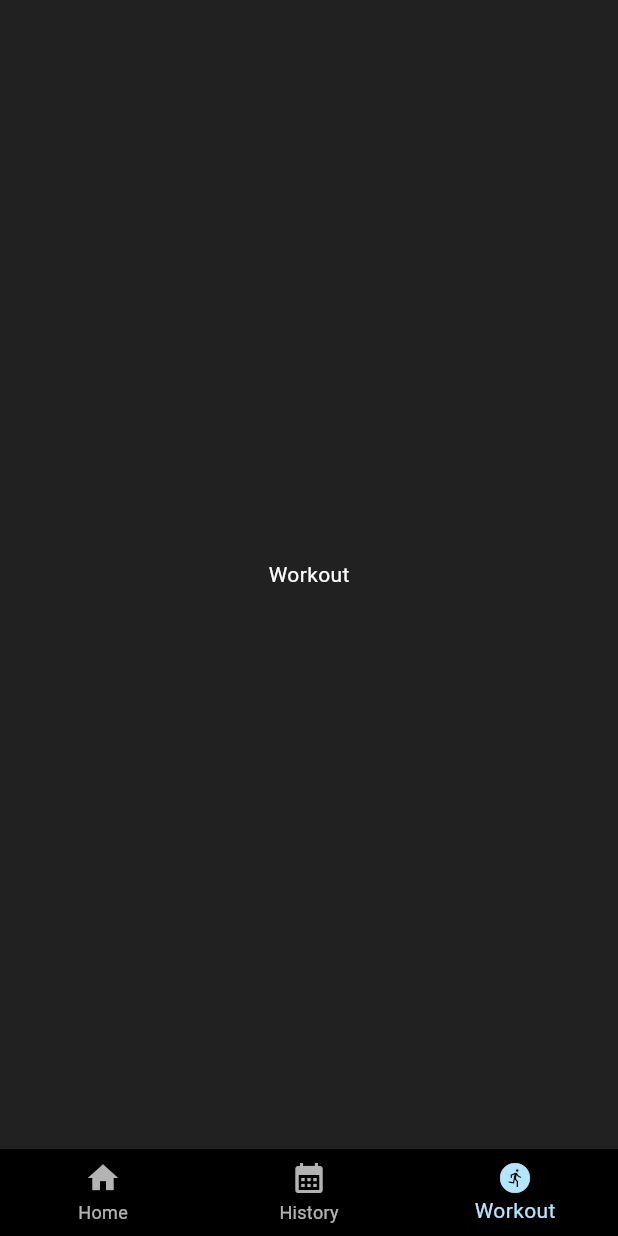
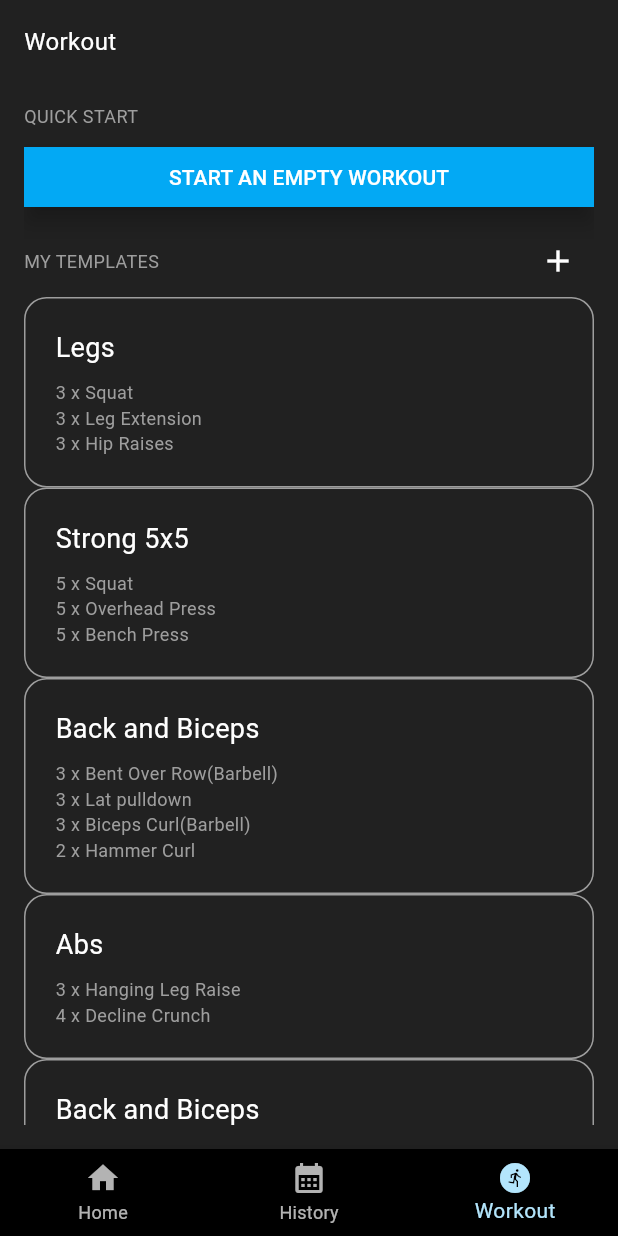
Before and after one commit to Rad-Paul/Workout_Tracker_App, a Flutter app: the screen it shows after launch, item 3 of the bottom bar chosen, on a phone screen of 412 x 824 dp. Run offline on Flutter 3.47's test engine with Material 3 defaults, Android fonts, the phone set to English and light mode, and no system bars; missing offline and left inert: dart:ffi.

Commit message:
Added workout template functionality

```diff
--- a/lib/main.dart
+++ b/lib/main.dart
@@ -1,10 +1,17 @@
 import 'package:flutter/material.dart';
+import 'package:provider/provider.dart';
+import 'package:workout_tracker_app/req/templateTracker.dart';
 import './pages/userHome.dart';
 import './pages/userHistory.dart';
 import './pages/workout.dart';
 
+
 void main() {
-  runApp(const MyApp());
+  runApp(
+    ChangeNotifierProvider(create: (context) => Templatetracker(),
+    child: const MyApp()
+    ),
+  );
 }
 
 class MyApp extends StatelessWidget {
@@ -43,6 +50,7 @@
   State<UserPage> createState() => _UserPageState();
 }
 class _UserPageState extends State<UserPage> {
+  final String title = 'Test';
   int _selectedIndex = 0;
 
   void updateLocation(int index){
@@ -54,7 +62,7 @@
   List<Widget> pages = [
     UserHome(),
     UserHistory(),
-    Workout()
+    Workout(),
   ];
 
   @override
--- a/lib/pages/userHistory.dart
+++ b/lib/pages/userHistory.dart
@@ -1,12 +1,33 @@
 import 'package:flutter/material.dart';
+import 'package:workout_tracker_app/req/workoutTracker.dart';
 
-class UserHistory extends StatelessWidget{
+class UserHistory extends StatefulWidget{
+  final String title = 'History';
+
   const UserHistory({super.key});
+
+  @override
+  State<UserHistory> createState() => _UserHistoryState();
+}
+
+class _UserHistoryState extends State<UserHistory> {
+  WorkoutTracker _tracker = WorkoutTracker();
 
   @override
   Widget build(BuildContext context) {
     return Center(
-      child: Text('History'),
+      child: ListenableBuilder(
+        listenable: _tracker,
+        builder: (BuildContext context, Widget? child){
+          return Container(
+              width: 200,
+              height: 200,
+              child: Column(
+                children: _tracker.pastWorkouts.toList(),
+              ),
+            );
+        },
+      ),
     );
   }
 }
--- a/lib/pages/userHome.dart
+++ b/lib/pages/userHome.dart
@@ -1,12 +1,16 @@
 import 'package:flutter/material.dart';
 
 class UserHome extends StatelessWidget{
+  final String title = 'Workout';
+
   const UserHome({super.key});
 
   @override
   Widget build(BuildContext context) {
-    return Center(
-      child: Text('Home'),
+    return Column(
+      children: [
+        Text('Workout', style: TextStyle(fontSize: 16),),
+      ],
     );
   }
 }
--- a/lib/pages/workout.dart
+++ b/lib/pages/workout.dart
@@ -1,12 +1,115 @@
 import 'package:flutter/material.dart';
+import 'package:workout_tracker_app/req/templateTracker.dart';
+import 'package:workout_tracker_app/req/workoutTracker.dart';
+import 'package:provider/provider.dart';
+import 'package:workout_tracker_app/utils/template_utils.dart';
 
 class Workout extends StatelessWidget{
-  const Workout({super.key});
+  Templatetracker templatetracker = Templatetracker();
+
+  Workout({super.key});
 
   @override
   Widget build(BuildContext context) {
-    return Center(
-      child: Text('Workout'),
+    return SafeArea(
+      child: Padding(
+        padding: const EdgeInsets.all(16.0),
+        //scroll for the list of templates
+        //grid better performance?
+        child: SingleChildScrollView(
+          child: Column(
+            crossAxisAlignment: CrossAxisAlignment.start,
+            children: [
+              WorkoutHeader(),
+              //My templates text and add template button
+              Row(
+                mainAxisAlignment: MainAxisAlignment.spaceBetween,
+                children: [
+                  Text('MY TEMPLATES', style: TextStyle(color: Colors.grey, fontSize: 12)),
+                  IconButton(onPressed: (){}, icon: Icon(Icons.add)),
+                ],
+              ),
+              UserTemplates(),
+              SampleTemplates(),
+            ],
+          ),
+        ),
+      )
     );
   }
 }
+
+class WorkoutHeader extends StatelessWidget{
+
+  @override
+  Widget build(BuildContext context) {
+    return Column(
+      crossAxisAlignment: CrossAxisAlignment.start,
+      children: [
+        Text('Workout', style: TextStyle(fontSize: 16, color: Colors.white),),
+        SizedBox(height: 30,),
+        Text('QUICK START', style: TextStyle(fontSize: 12, color: Colors.grey),),
+        Padding(
+          padding: const EdgeInsets.symmetric(vertical: 12),
+          child: SizedBox(
+            width: double.infinity, //max
+            height: 40,
+            child: FloatingActionButton(
+              onPressed: (){},
+              foregroundColor: Colors.white,
+              backgroundColor: Colors.lightBlue,
+              shape: RoundedRectangleBorder(borderRadius: BorderRadius.zero),
+              child: Text('START AN EMPTY WORKOUT'),
+            ),
+          ),
+        ),
+      ],
+    );
+  }
+}
+class SampleTemplates extends StatelessWidget{
+
+  Templatetracker tracker = Templatetracker();
+
+  @override
+  Widget build(BuildContext context) {
+    return Column(
+      mainAxisAlignment: MainAxisAlignment.spaceEvenly,
+      children: tracker.sampleTemplates.map((template){
+        return WorkoutTemplateContainer(template: template,);
+      }).toList(),
+    );
+  }
+}
+
+class UserTemplates extends StatefulWidget{
+  @override
+  State<UserTemplates> createState() => _UserTemplatesState();
+}
+class _UserTemplatesState extends State<UserTemplates> {
+
+  @override
+  Widget build(BuildContext context) {
+    return Consumer<Templatetracker>(builder: (context, value, child) {
+      return Column(
+      mainAxisAlignment: MainAxisAlignment.spaceEvenly,
+      children: value.userTemplates.map((template){
+        return WorkoutTemplateContainer(template: template,);
+      }).toList(),
+    );
+    },);
+  }
+}
+
+class CreateNewTemplate extends StatefulWidget{
+  @override
+  State<CreateNewTemplate> createState() => _CreateNewTemplateState();
+}
+
+class _CreateNewTemplateState extends State<CreateNewTemplate> {
+  @override
+  Widget build(BuildContext context) {
+    // TODO: implement build
+    throw UnimplementedError();
+  }
+}
--- /dev/null
+++ b/lib/req/templateTracker.dart
@@ -0,0 +1,67 @@
+import 'package:flutter/material.dart';
+import 'package:workout_tracker_app/pages/userHome.dart';
+import '../utils/template_utils.dart';
+class Templatetracker with ChangeNotifier{
+  static final List<WorkoutTemplate> _sampleTemplates = [
+    WorkoutTemplate(name: 'Legs',
+      exerciseList:[
+        ExerciseTemplate(name: 'Squat', setsAndReps:[12, 10, 8], weight: 50),
+        ExerciseTemplate(name: 'Leg Extension', setsAndReps: [15, 15, 12], weight: 40),
+        ExerciseTemplate(name: 'Hip Raises', setsAndReps: [12, 10, 8], weight: 20),
+      ]),
+    WorkoutTemplate(name: 'Strong 5x5',
+      exerciseList:[
+        ExerciseTemplate(name: 'Squat', setsAndReps:[5, 5, 5, 5, 5], weight: 70),
+        ExerciseTemplate(name: 'Overhead Press', setsAndReps: [5, 5, 5, 5, 5], weight: 30),
+        ExerciseTemplate(name: 'Bench Press', setsAndReps: [5, 5, 5, 5, 5], weight: 60),
+    ]),
+    WorkoutTemplate(name: 'Back and Biceps',
+      exerciseList:[
+        ExerciseTemplate(name: 'Bent Over Row(Barbell)', setsAndReps:[12, 10, 8], weight: 30),
+        ExerciseTemplate(name: 'Lat pulldown', setsAndReps: [12, 10, 8], weight: 40),
+        ExerciseTemplate(name: 'Biceps Curl(Barbell)', setsAndReps: [16, 12, 8], weight: 25),
+        ExerciseTemplate(name: 'Hammer Curl', setsAndReps: [15, 15], weight: 15),
+    ]),
+    WorkoutTemplate(name: 'Abs',
+      exerciseList:[
+        ExerciseTemplate(name: 'Hanging Leg Raise', setsAndReps:[12, 12, 12]),
+        ExerciseTemplate(name: 'Decline Crunch', setsAndReps: [20, 20, 20, 20], weight: 5),
+    ]),
+    WorkoutTemplate(name: 'Back and Biceps',
+      exerciseList:[
+        ExerciseTemplate(name: 'Bent Over Row(Barbell)', setsAndReps:[12, 10, 8], weight: 30),
+        ExerciseTemplate(name: 'Lat pulldown', setsAndReps: [12, 10, 8], weight: 40),
+        ExerciseTemplate(name: 'Biceps Curl(Barbell)', setsAndReps: [16, 12, 8], weight: 25),
+        ExerciseTemplate(name: 'Hammer Curl', setsAndReps: [15, 15], weight: 15),
+    ]),
+    WorkoutTemplate(name: 'Back and Biceps',
+      exerciseList:[
+        ExerciseTemplate(name: 'Bent Over Row(Barbell)', setsAndReps:[12, 10, 8], weight: 30),
+        ExerciseTemplate(name: 'Lat pulldown', setsAndReps: [12, 10, 8], weight: 40),
+        ExerciseTemplate(name: 'Biceps Curl(Barbell)', setsAndReps: [16, 12, 8], weight: 25),
+        ExerciseTemplate(name: 'Hammer Curl', setsAndReps: [15, 15], weight: 15),
+    ]),
+    WorkoutTemplate(name: 'Back and Biceps',
+      exerciseList:[
+        ExerciseTemplate(name: 'Bent Over Row(Barbell)', setsAndReps:[12, 10, 8], weight: 30),
+        ExerciseTemplate(name: 'Lat pulldown', setsAndReps: [12, 10, 8], weight: 40),
+        ExerciseTemplate(name: 'Biceps Curl(Barbell)', setsAndReps: [16, 12, 8], weight: 25),
+        ExerciseTemplate(name: 'Hammer Curl', setsAndReps: [15, 15], weight: 15),
+    ]),
+    WorkoutTemplate(name: 'Back and Biceps',
+      exerciseList:[
+        ExerciseTemplate(name: 'Bent Over Row(Barbell)', setsAndReps:[12, 10, 8], weight: 30),
+        ExerciseTemplate(name: 'Lat pulldown', setsAndReps: [12, 10, 8], weight: 40),
+        ExerciseTemplate(name: 'Biceps Curl(Barbell)', setsAndReps: [16, 12, 8], weight: 25),
+        ExerciseTemplate(name: 'Hammer Curl', setsAndReps: [15, 15], weight: 15),
+    ]),
+  ];
+  List<WorkoutTemplate> _userTemplates = [];
+  void addNewTemplate(String name, List<ExerciseTemplate> exerciseList){
+    userTemplates.add(WorkoutTemplate(name: name, exerciseList: exerciseList));
+    notifyListeners();
+  }
+
+  List<WorkoutTemplate> get sampleTemplates => _sampleTemplates;
+  List<WorkoutTemplate> get userTemplates => _userTemplates;
+}
--- /dev/null
+++ b/lib/req/workoutTracker.dart
@@ -0,0 +1,12 @@
+import 'package:flutter/material.dart';
+
+class WorkoutTracker with ChangeNotifier{
+  List<Text> _pastWorkouts = [Text('Upper-body-1',), Text('Bro-Day'), Text('Lower-Body')];
+
+  List<Text> get pastWorkouts => _pastWorkouts;
+
+  void addWorkout(){
+    _pastWorkouts.add(Text('New-Workout'));
+    notifyListeners();
+  }
+}
--- /dev/null
+++ b/lib/utils/template_utils.dart
@@ -0,0 +1,58 @@
+import 'dart:ffi';
+import 'package:flutter/material.dart';
+
+class WorkoutTemplate{
+  String name;
+  List<ExerciseTemplate> exerciseList;
+  WorkoutTemplate({required this.name, required this.exerciseList});
+}
+
+class ExerciseTemplate{
+  String name;
+  double weight;
+  List<int> setsAndReps;
+  ExerciseTemplate({
+    required this.name,
+    this.weight = 0,
+    required this.setsAndReps,
+  });
+}
+
+class WorkoutTemplateContainer extends StatelessWidget{
+  WorkoutTemplate template;
+
+  WorkoutTemplateContainer({super.key, required this.template});
+
+  @override
+  Widget build(BuildContext context) {
+
+    return Container(
+      width: double.infinity,
+      decoration: BoxDecoration(
+        border: Border.all(color: Colors.grey),
+        borderRadius: BorderRadius.circular(15),
+      ),
+      child: Padding(
+        padding: const EdgeInsets.all(20.0),
+        child: Column(
+          crossAxisAlignment: CrossAxisAlignment.start,
+          children: [
+            //template name
+            Padding(
+              padding: const EdgeInsets.only(bottom: 8),
+              child: Text(template.name, style: TextStyle(color: Colors.white, fontSize: 18),),
+            ),
+            Column(
+              crossAxisAlignment: CrossAxisAlignment.start,
+              children: template.exerciseList.map((exercise){
+                return Text('${exercise.setsAndReps.length} x ${exercise.name}',
+                  style: TextStyle(color: Colors.grey, fontSize: 12),
+                );
+              }).toList(),
+            )
+          ],
+        ),
+      ),
+    );
+  }
+}
--- a/pubspec.yaml
+++ b/pubspec.yaml
@@ -32,6 +32,7 @@ dependencies:
     sdk: flutter
 
 
+
   # The following adds the Cupertino Icons font to your application.
   # Use with the CupertinoIcons class for iOS style icons.
   cupertino_icons: ^1.0.8
@@ -46,6 +47,7 @@ dev_dependencies:
   # package. See that file for information about deactivating specific lint
   # rules and activating additional ones.
   flutter_lints: ^4.0.0
+  provider:
 
 # For information on the generic Dart part of this file, see the
 # following page: https://dart.dev/tools/pub/pubspec
```
Also changed, not shown: pubspec.lock.
